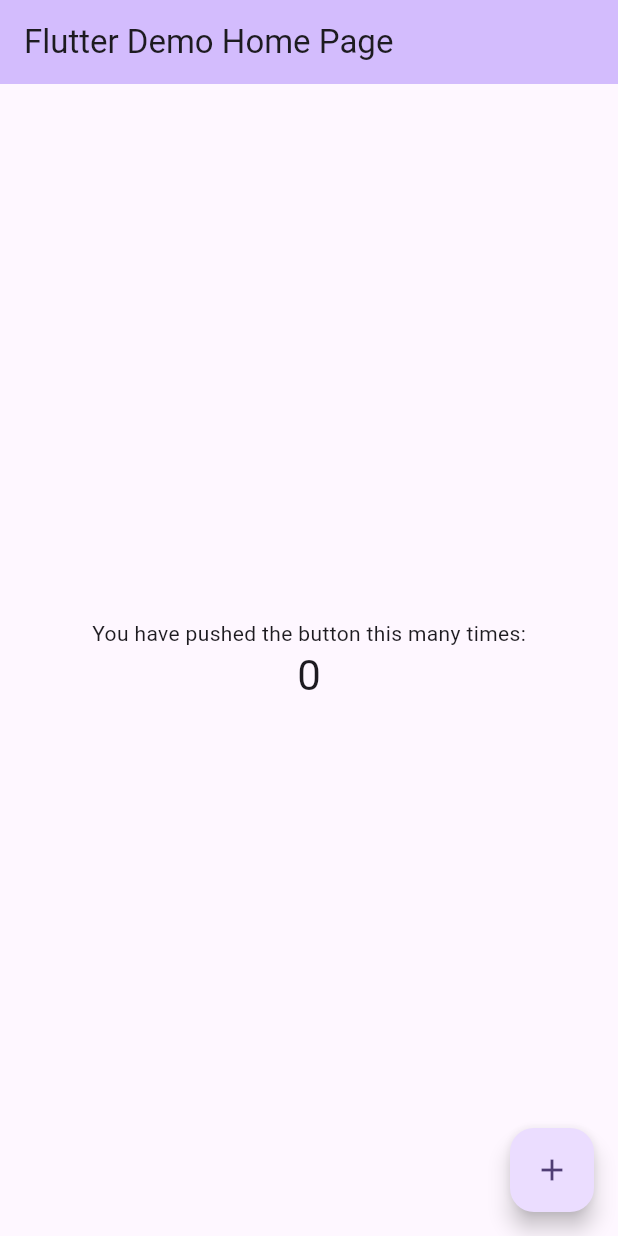
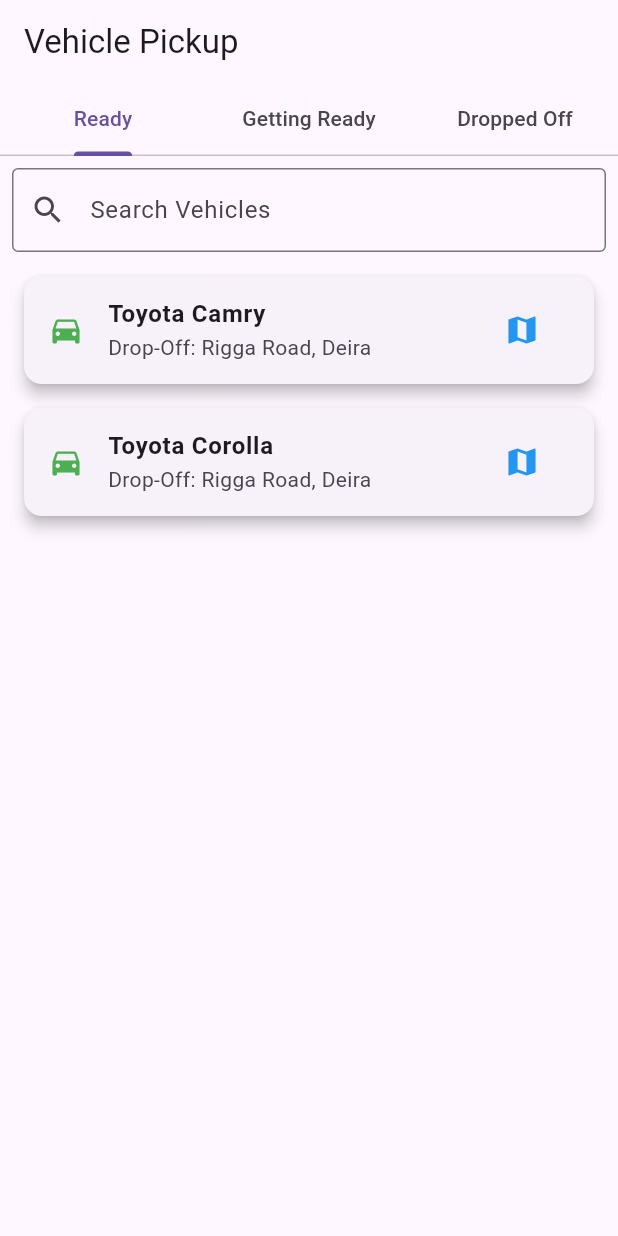
Before and after one commit to chnazim/awr_track_it_vendor, a Flutter app: the screen it shows after launch, on a phone screen of 412 x 824 dp. Run offline on Flutter 3.47's test engine with Material 3 defaults, Android fonts, the phone set to English and light mode, and no system bars; our stand-ins replace equatable, flutter_bloc, geolocator.

Commit message:
vehicle pickup and drop off functionality

```diff
--- /dev/null
+++ b/lib/bloc/location/location_event.dart
@@ -0,0 +1,20 @@
+import 'package:equatable/equatable.dart';
+import 'package:geolocator/geolocator.dart';
+
+abstract class LocationEvent extends Equatable {
+  @override
+  List<Object> get props => [];
+}
+
+class StartLocationTracking extends LocationEvent {}
+
+class StopLocationTracking extends LocationEvent {}
+
+class LocationUpdated extends LocationEvent {
+  final Position position;
+
+  LocationUpdated({required this.position});
+
+  @override
+  List<Object> get props => [position];
+}
--- /dev/null
+++ b/lib/bloc/location/location_state.dart
@@ -0,0 +1,29 @@
+import 'package:equatable/equatable.dart';
+import 'package:geolocator/geolocator.dart';
+
+abstract class LocationState extends Equatable {
+  @override
+  List<Object> get props => [];
+}
+
+class LocationInitial extends LocationState {}
+
+class LocationTrackingInProgress extends LocationState {
+  final Position? position;
+
+  LocationTrackingInProgress({this.position});
+
+  @override
+  List<Object> get props => [position!];
+}
+
+class LocationTrackingStopped extends LocationState {}
+
+class LocationTrackingFailed extends LocationState {
+  final String error;
+
+  LocationTrackingFailed(this.error);
+
+  @override
+  List<Object> get props => [error];
+}
--- /dev/null
+++ b/lib/bloc/vehicle/vehicle_bloc.dart
@@ -0,0 +1,66 @@
+import 'package:awr_vendor_app/bloc/vehicle/vehicle_event.dart';
+import 'package:awr_vendor_app/bloc/vehicle/vehicle_state.dart';
+import 'package:flutter_bloc/flutter_bloc.dart';
+
+import '../../models/vehicle.dart';
+
+class VehicleBloc extends Bloc<VehicleEvent, VehicleState> {
+  VehicleBloc() : super(VehicleInitial()) {
+    on<LoadVehicles>(_onLoadVehicles);
+    on<SearchVehicles>(_onSearchVehicles);
+  }
+
+  void _onLoadVehicles(LoadVehicles event, Emitter<VehicleState> emit) async {
+    emit(VehicleLoadInProgress());
+    try {
+      // Simulate loading vehicles from an API or database
+      final vehicles = [
+        Vehicle(
+          id: '1001',
+          model: 'Toyota Camry',
+          status: 'ready',
+          dropOffLocation: 'Rigga Road, Deira',
+          latitude: 25.2788,
+          longitude: 55.3309,
+        ),
+        Vehicle(
+          id: '1002',
+          model: 'Toyota Corolla',
+          status: 'ready',
+          dropOffLocation: 'Rigga Road, Deira',
+          latitude: 25.2788,
+          longitude: 55.3309,
+        ),Vehicle(
+          id: '1003',
+          model: 'Toyota Camry',
+          status: 'getting ready',
+          dropOffLocation: 'Rigga Road, Deira',
+          latitude: 25.2788,
+          longitude: 55.3309,
+        ),
+        Vehicle(
+          id: '1003',
+          model: 'Toyota Camry',
+          status: 'dropped off',
+          dropOffLocation: 'Rigga Road, Deira',
+          latitude: 25.2788,
+          longitude: 55.3309,
+        ),
+        // Add more vehicles here
+      ];
+      emit(VehicleLoadSuccess(vehicles));
+    } catch (_) {
+      emit(VehicleLoadFailure());
+    }
+  }
+
+  void _onSearchVehicles(SearchVehicles event, Emitter<VehicleState> emit) {
+    final currentState = state;
+    if (currentState is VehicleLoadSuccess) {
+      final vehicles = currentState.vehicles.where((vehicle) {
+        return vehicle.model.toLowerCase().contains(event.query.toLowerCase());
+      }).toList();
+      emit(VehicleLoadSuccess(vehicles));
+    }
+  }
+}
--- /dev/null
+++ b/lib/bloc/vehicle/vehicle_event.dart
@@ -0,0 +1,17 @@
+import 'package:equatable/equatable.dart';
+
+abstract class VehicleEvent extends Equatable {
+  @override
+  List<Object> get props => [];
+}
+
+class LoadVehicles extends VehicleEvent {}
+
+class SearchVehicles extends VehicleEvent {
+  final String query;
+
+  SearchVehicles(this.query);
+
+  @override
+  List<Object> get props => [query];
+}
--- /dev/null
+++ b/lib/bloc/vehicle/vehicle_state.dart
@@ -0,0 +1,23 @@
+import 'package:equatable/equatable.dart';
+
+import '../../models/vehicle.dart';
+
+abstract class VehicleState extends Equatable {
+  @override
+  List<Object> get props => [];
+}
+
+class VehicleInitial extends VehicleState {}
+
+class VehicleLoadInProgress extends VehicleState {}
+
+class VehicleLoadSuccess extends VehicleState {
+  final List<Vehicle> vehicles;
+
+  VehicleLoadSuccess(this.vehicles);
+
+  @override
+  List<Object> get props => [vehicles];
+}
+
+class VehicleLoadFailure extends VehicleState {}
--- a/lib/main.dart
+++ b/lib/main.dart
@@ -1,125 +1,36 @@
+
+import 'package:awr_vendor_app/screens/vehicle_list_screen.dart';
 import 'package:flutter/material.dart';
+import 'package:flutter_bloc/flutter_bloc.dart';
+
+import 'bloc/location/location_bloc.dart';
+import 'bloc/vehicle/vehicle_bloc.dart';
+import 'bloc/vehicle/vehicle_event.dart';
+
 
 void main() {
-  runApp(const MyApp());
+  runApp(MyApp());
 }
 
 class MyApp extends StatelessWidget {
-  const MyApp({super.key});
-
-  // This widget is the root of your application.
   @override
   Widget build(BuildContext context) {
-    return MaterialApp(
-      title: 'Flutter Demo',
-      theme: ThemeData(
-        // This is the theme of your application.
-        //
-        // TRY THIS: Try running your application with "flutter run". You'll see
-        // the application has a purple toolbar. Then, without quitting the app,
-        // try changing the seedColor in the colorScheme below to Colors.green
-        // and then invoke "hot reload" (save your changes or press the "hot
-        // reload" button in a Flutter-supported IDE, or press "r" if you used
-        // the command line to start the app).
-        //
-        // Notice that the counter didn't reset back to zero; the application
-        // state is not lost during the reload. To reset the state, use hot
-        // restart instead.
-        //
-        // This works for code too, not just values: Most code changes can be
-        // tested with just a hot reload.
-        colorScheme: ColorScheme.fromSeed(seedColor: Colors.deepPurple),
-        useMaterial3: true,
+    return MultiBlocProvider(
+      providers: [
+        BlocProvider<VehicleBloc>(
+          create: (context) => VehicleBloc()..add(LoadVehicles()),
+        ),
+        BlocProvider<LocationBloc>(
+          create: (context) => LocationBloc(),
+        ),
+      ],
+      child: MaterialApp(
+        title: 'Vehicle Pickup App',
+        theme: ThemeData(
+          primarySwatch: Colors.blue,
+        ),
+        home: VehicleListScreen(),
       ),
-      home: const MyHomePage(title: 'Flutter Demo Home Page'),
     );
   }
 }
-
-class MyHomePage extends StatefulWidget {
-  const MyHomePage({super.key, required this.title});
-
-  // This widget is the home page of your application. It is stateful, meaning
-  // that it has a State object (defined below) that contains fields that affect
-  // how it looks.
-
-  // This class is the configuration for the state. It holds the values (in this
-  // case the title) provided by the parent (in this case the App widget) and
-  // used by the build method of the State. Fields in a Widget subclass are
-  // always marked "final".
-
-  final String title;
-
-  @override
-  State<MyHomePage> createState() => _MyHomePageState();
-}
-
-class _MyHomePageState extends State<MyHomePage> {
-  int _counter = 0;
-
-  void _incrementCounter() {
-    setState(() {
-      // This call to setState tells the Flutter framework that something has
-      // changed in this State, which causes it to rerun the build method below
-      // so that the display can reflect the updated values. If we changed
-      // _counter without calling setState(), then the build method would not be
-      // called again, and so nothing would appear to happen.
-      _counter++;
-    });
-  }
-
-  @override
-  Widget build(BuildContext context) {
-    // This method is rerun every time setState is called, for instance as done
-    // by the _incrementCounter method above.
-    //
-    // The Flutter framework has been optimized to make rerunning build methods
-    // fast, so that you can just rebuild anything that needs updating rather
-    // than having to individually change instances of widgets.
-    return Scaffold(
-      appBar: AppBar(
-        // TRY THIS: Try changing the color here to a specific color (to
-        // Colors.amber, perhaps?) and trigger a hot reload to see the AppBar
-        // change color while the other colors stay the same.
-        backgroundColor: Theme.of(context).colorScheme.inversePrimary,
-        // Here we take the value from the MyHomePage object that was created by
-        // the App.build method, and use it to set our appbar title.
-        title: Text(widget.title),
-      ),
-      body: Center(
-        // Center is a layout widget. It takes a single child and positions it
-        // in the middle of the parent.
-        child: Column(
-          // Column is also a layout widget. It takes a list of children and
-          // arranges them vertically. By default, it sizes itself to fit its
-          // children horizontally, and tries to be as tall as its parent.
-          //
-          // Column has various properties to control how it sizes itself and
-          // how it positions its children. Here we use mainAxisAlignment to
-          // center the children vertically; the main axis here is the vertical
-          // axis because Columns are vertical (the cross axis would be
-          // horizontal).
-          //
-          // TRY THIS: Invoke "debug painting" (choose the "Toggle Debug Paint"
-          // action in the IDE, or press "p" in the console), to see the
-          // wireframe for each widget.
-          mainAxisAlignment: MainAxisAlignment.center,
-          children: <Widget>[
-            const Text(
-              'You have pushed the button this many times:',
-            ),
-            Text(
-              '$_counter',
-              style: Theme.of(context).textTheme.headlineMedium,
-            ),
-          ],
-        ),
-      ),
-      floatingActionButton: FloatingActionButton(
-        onPressed: _incrementCounter,
-        tooltip: 'Increment',
-        child: const Icon(Icons.add),
-      ), // This trailing comma makes auto-formatting nicer for build methods.
-    );
-  }
-}
--- /dev/null
+++ b/lib/models/vehicle.dart
@@ -0,0 +1,25 @@
+import 'package:equatable/equatable.dart';
+
+class Vehicle extends Equatable {
+  final String id;
+  final String model;
+  final String status; // "ready", "getting ready", "dropped off"
+  bool isPickedUp;
+  final String dropOffLocation;
+  final double latitude;
+  final double longitude;
+
+  Vehicle({
+    required this.id,
+    required this.model,
+    required this.status,
+    this.isPickedUp = false,
+    required this.dropOffLocation,
+    required this.latitude,
+    required this.longitude,
+  });
+
+  @override
+  List<Object?> get props =>
+      [id, model, status, dropOffLocation, latitude, longitude];
+}
--- /dev/null
+++ b/lib/screens/vehicle_list_screen.dart
@@ -0,0 +1,223 @@
+import 'package:flutter/material.dart';
+import 'package:flutter_bloc/flutter_bloc.dart';
+
+import '../bloc/location/location_bloc.dart';
+import '../bloc/location/location_event.dart';
+import '../bloc/location/location_state.dart';
+import '../bloc/vehicle/vehicle_bloc.dart';
+import '../bloc/vehicle/vehicle_state.dart';
+import '../models/vehicle.dart';
+import '../utils/map_utils.dart';
+
+class VehicleListScreen extends StatefulWidget {
+  @override
+  _VehicleListScreenState createState() => _VehicleListScreenState();
+}
+
+class _VehicleListScreenState extends State<VehicleListScreen> with SingleTickerProviderStateMixin {
+  late TabController _tabController;
+  String searchQuery = '';
+  Vehicle? pickedUpVehicle;
+
+  @override
+  void initState() {
+    super.initState();
+    _tabController = TabController(length: 3, vsync: this);
+  }
+
+  @override
+  Widget build(BuildContext context) {
+    return Scaffold(
+      appBar: AppBar(
+        title: Text('Vehicle Pickup'),
+        bottom: TabBar(
+          controller: _tabController,
+          tabs: [
+            Tab(text: 'Ready'),
+            Tab(text: 'Getting Ready'),
+            Tab(text: 'Dropped Off'),
+          ],
+        ),
+      ),
+      body: Column(
+        children: [
+          Padding(
+            padding: const EdgeInsets.all(8.0),
+            child: TextField(
+              decoration: InputDecoration(
+                labelText: 'Search Vehicles',
+                border: OutlineInputBorder(),
+                prefixIcon: Icon(Icons.search),
+              ),
+              onChanged: (query) {
+                setState(() {
+                  searchQuery = query;
+                });
+              },
+            ),
+          ),
+          Expanded(
+            child: BlocBuilder<VehicleBloc, VehicleState>(
+              builder: (context, state) {
+                if (state is VehicleLoadInProgress) {
+                  return Center(child: CircularProgressIndicator());
+                } else if (state is VehicleLoadSuccess) {
+                  return TabBarView(
+                    controller: _tabController,
+                    children: [
+                      _buildVehicleList(state.vehicles, 'ready'),
+                      _buildVehicleList(state.vehicles, 'getting ready'),
+                      _buildVehicleList(state.vehicles, 'dropped off'),
+                    ],
+                  );
+                } else if (state is VehicleLoadFailure) {
+                  return Center(child: Text('Failed to load vehicles'));
+                } else {
+                  return Center(child: Text('No vehicles available'));
+                }
+              },
+            ),
+          ),
+        ],
+      ),
+      // floatingActionButton: BlocBuilder<LocationBloc, LocationState>(
+      //   builder: (context, state) {
+      //     return FloatingActionButton.extended(
+      //       onPressed: state is LocationTrackingInProgress && pickedUpVehicle != null
+      //           ? () {
+      //         context.read<LocationBloc>().add(StopLocationTracking());
+      //         setState(() {
+      //           pickedUpVehicle = null;
+      //         });
+      //       }
+      //           : null,
+      //       label: Text('Drop'),
+      //       icon: Icon(Icons.check_circle),
+      //       backgroundColor: state is LocationTrackingInProgress ? Colors.green : Colors.grey,
+      //     );
+      //   },
+      // ),
+    );
+  }
+
+  Widget _buildVehicleList(List<Vehicle> vehicles, String status) {
+    final filteredVehicles = vehicles.where((vehicle) {
+      return vehicle.status == status &&
+          vehicle.model.toLowerCase().contains(searchQuery.toLowerCase());
+    }).toList();
+
+    if (filteredVehicles.isEmpty) {
+      return Center(child: Text('No vehicles available'));
+    }
+
+    return ListView.builder(
+      itemCount: filteredVehicles.length,
+      itemBuilder: (context, index) {
+        final vehicle = filteredVehicles[index];
+        return Card(
+          elevation: 4,
+          margin: const EdgeInsets.symmetric(vertical: 8.0, horizontal: 16.0),
+          child: ListTile(
+            leading: Icon(
+              Icons.directions_car,
+              color: status == 'ready'
+                  ? Colors.green
+                  : status == 'getting ready'
+                  ? Colors.orange
+                  : Colors.grey,
+            ),
+            title: Text(
+              vehicle.model,
+              style: TextStyle(fontWeight: FontWeight.bold),
+            ),
+            subtitle: Text('Drop-Off: ${vehicle.dropOffLocation}'),
+            trailing: Row(
+              mainAxisSize: MainAxisSize.min,
+              children: [
+                IconButton(
+                  icon: Icon(Icons.map, color: Colors.blue),
+                  onPressed: () {
+                    openMap(vehicle.latitude, vehicle.longitude);
+                  },
+                ),
+                if (pickedUpVehicle == vehicle && status != 'dropped off')
+                  IconButton(
+                    icon: Icon(Icons.check_circle, color: Colors.green),
+                    onPressed: () {
+                      _showDropConfirmationDialog(vehicle);
+                    },
+                  ),
+              ],
+            ),
+            onTap: () {
+              if (status == 'ready' && pickedUpVehicle == null) {
+                _showConfirmationDialog(vehicle);
+              }
+            },
+          ),
+        );
+      },
+    );
+  }
+
+  void _showConfirmationDialog(Vehicle vehicle) {
+    showDialog(
+      context: context,
+      builder: (BuildContext context) {
+        return AlertDialog(
+          title: Text("Pick Up Confirmation"),
+          content: Text("Are you picking up this vehicle?"),
+          actions: <Widget>[
+            TextButton(
+              child: Text("Cancel"),
+              onPressed: () {
+                Navigator.of(context).pop(); // Dismiss the dialog
+              },
+            ),
+            TextButton(
+              child: Text("Yes"),
+              onPressed: () {
+                Navigator.of(context).pop(); // Dismiss the dialog
+                openMap(vehicle.latitude, vehicle.longitude);
+                setState(() {
+                  pickedUpVehicle = vehicle;
+                });
+                context.read<LocationBloc>().add(StartLocationTracking());
+              },
+            ),
+          ],
+        );
+      },
+    );
+  }
+
+  void _showDropConfirmationDialog(Vehicle vehicle) {
+    showDialog(
+      context: context,
+      builder: (BuildContext context) {
+        return AlertDialog(
+          title: Text("Drop Off Confirmation"),
+          content: Text("Are you sure you want to mark this vehicle as dropped off?"),
+          actions: <Widget>[
+            TextButton(
+              child: Text("Cancel"),
+              onPressed: () {
+                Navigator.of(context).pop(); // Dismiss the dialog
+              },
+            ),
+            TextButton(
+              child: Text("Yes"),
+              onPressed: () {
+                Navigator.of(context).pop(); // Dismiss the dialog
+                context.read<LocationBloc>().add(StopLocationTracking());
+                setState(() {
+                  pickedUpVehicle = null;
+                });
+              },
+            ),
+          ],
+        );
+      },
+    );
+  }
+}
--- a/pubspec.yaml
+++ b/pubspec.yaml
@@ -30,6 +30,11 @@
 dependencies:
   flutter:
     sdk: flutter
+  flutter_bloc: ^8.1.2
+  equatable: ^2.0.3
+  url_launcher: ^6.1.5
+  geolocator: ^9.0.0
+  http: ^1.2.2
 
 
   # The following adds the Cupertino Icons font to your application.
```
Also changed, not shown: lib/bloc/location/location_bloc.dart (added, +85 -0 lines), lib/utils/map_utils.dart (added, +15 -0 lines), pubspec.lock, 8 other files.
